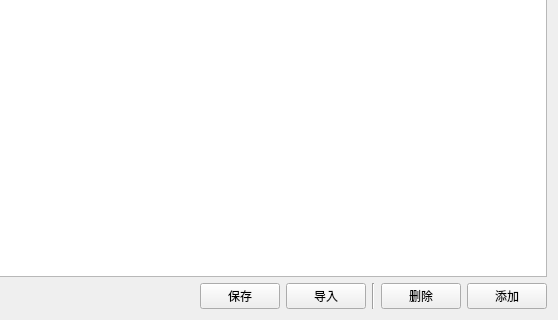
This is src/pages/page/other/timing/SAKTimingSendingSettingsWidget.ui in x-tools-author/x-tools as Qt 5 draws it before an edit; both pictures show x 298 to 856 and y 139 to 459 of the 856 by 459 pixel window. The edited form follows.
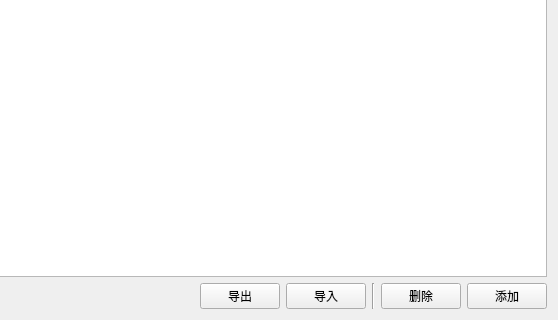
This is the edited form.

Commit message: rename component

```diff
--- a/src/pages/page/other/timing/SAKTimingSendingSettingsWidget.ui
+++ b/src/pages/page/other/timing/SAKTimingSendingSettingsWidget.ui
@@ -20,7 +20,7 @@
    <item row="1" column="1">
     <widget class="QPushButton" name="savePushButton">
      <property name="text">
-      <string>保存</string>
+      <string>导出</string>
      </property>
     </widget>
    </item>
```
Left out of the diff: 2 changed lines with no effect on the pictures. The commit also changes 2 other files.
